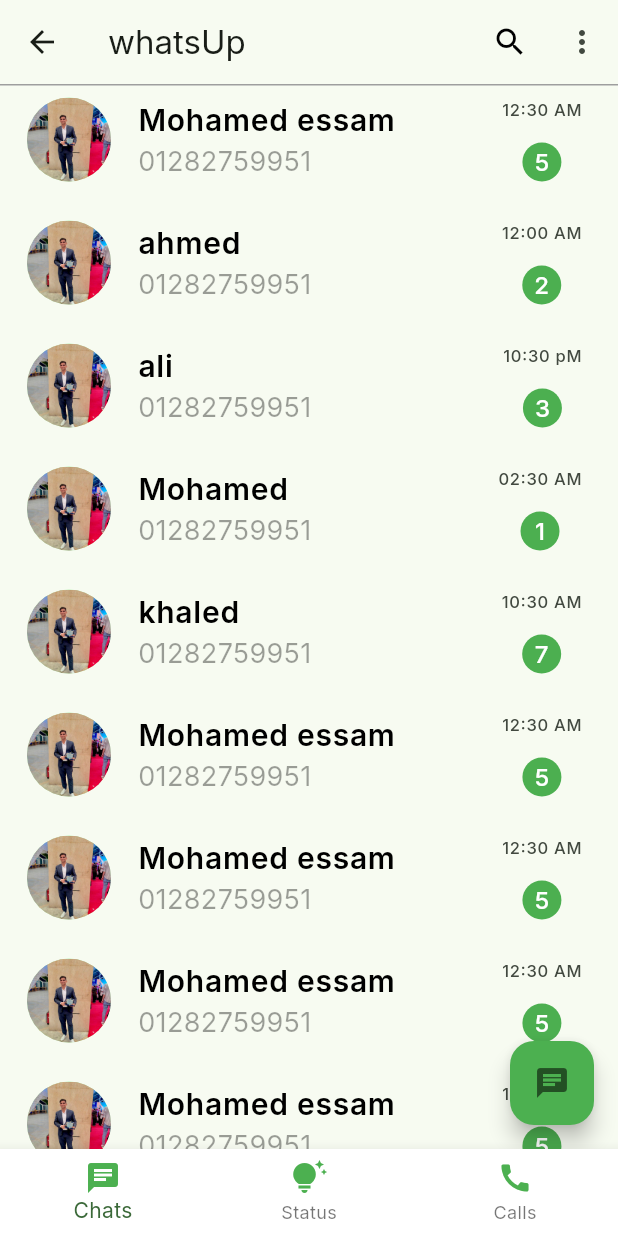
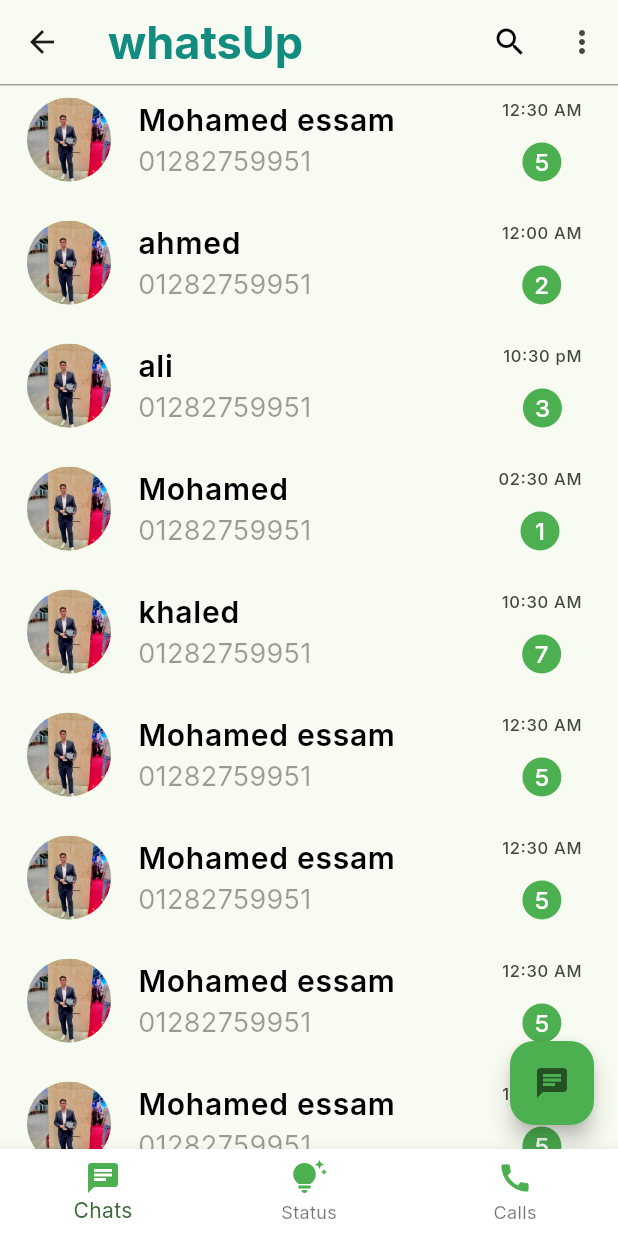
Before and after one commit to MOHAMEDESAMX/chat_app, a Flutter app: the HomePage screen opened directly, on a phone screen of 412 x 824 dp. Run offline on Flutter 3.47's test engine with Material 3 defaults, Android fonts, the phone set to English and light mode, and no system bars; our stand-ins replace google_fonts; missing offline and left inert: shrink_sidemenu.

Commit message:
edit confl

```diff
--- a/lib/features/auth/presentation/views/widgets/login_body.dart
+++ b/lib/features/auth/presentation/views/widgets/login_body.dart
@@ -4,7 +4,7 @@ import 'package:chat_app/features/auth/presentation/views/widgets/login_row.dart
 import 'package:chat_app/features/auth/presentation/views/widgets/login_title.dart';
 import 'package:chat_app/features/auth/presentation/views/widgets/logo_widget.dart';
 import 'package:chat_app/features/auth/presentation/views/widgets/password_filed.dart';
-import 'package:chat_app/features/home/presentation/views/home.dart';
+import 'package:chat_app/features/home/presentation/views/home_view.dart';
 import 'package:flutter/material.dart';
 
 class LoginBody extends StatefulWidget {
--- a/lib/features/auth/presentation/views/widgets/signupbody.dart
+++ b/lib/features/auth/presentation/views/widgets/signupbody.dart
@@ -6,7 +6,7 @@ import 'package:chat_app/features/auth/presentation/views/widgets/password_filed
 import 'package:chat_app/features/auth/presentation/views/widgets/phone_filed.dart';
 import 'package:chat_app/features/auth/presentation/views/widgets/register_row.dart';
 import 'package:chat_app/features/auth/presentation/views/widgets/signup_bottom.dart';
-import 'package:chat_app/features/home/presentation/views/home.dart';
+import 'package:chat_app/features/home/presentation/views/home_view.dart';
 import 'package:flutter/material.dart';
 
 class SignupBody extends StatefulWidget {
--- a/lib/features/home/presentation/views/widgets/home_app_bar.dart
+++ b/lib/features/home/presentation/views/widgets/home_app_bar.dart
@@ -1,4 +1,5 @@
 import 'dart:async';
+
 import 'package:chat_app/core/themes/style.dart';
 import 'package:flutter/material.dart';
 import 'package:shrink_sidemenu/shrink_sidemenu.dart';
@@ -28,7 +29,7 @@ class _HomeAppBarState extends State<HomeAppBar> {
           )),
       title: Text(
         "whatsUp",
-        style: Style.textstyle20.copyWith(fontSize: 30),
+        style: Style.textStyle20.copyWith(fontSize: 30),
       ),
       actions: [
         IconButton(
@@ -41,14 +42,15 @@ class _HomeAppBarState extends State<HomeAppBar> {
             onPressed: () {
               final state = widget.sideMenuKey.currentState;
               if (state!.isOpened) {
-                    state.closeSideMenu();
+                state.closeSideMenu();
               } else {
                 state.openSideMenu();
                 Timer(
                   const Duration(seconds: 30),
                   () {
                     state.closeSideMenu();
-                  },);
+                  },
+                );
               }
             },
             icon: const Icon(Icons.more_vert))
--- a/lib/main.dart
+++ b/lib/main.dart
@@ -1,4 +1,4 @@
-import 'package:chat_app/features/home/presentation/views/home_view.dart';
+import 'package:chat_app/features/splash_screen/presentation/views/splashscreenview.dart';
 import 'package:flutter/material.dart';
 import 'package:google_fonts/google_fonts.dart';
 
@@ -24,7 +24,7 @@ class _MyAppState extends State<MyApp> {
         ),
         textTheme: GoogleFonts.interTextTheme(),
       ),
-      home: const HomePage(),
+      home: const SplashScreen(),
     );
   }
 }
```
